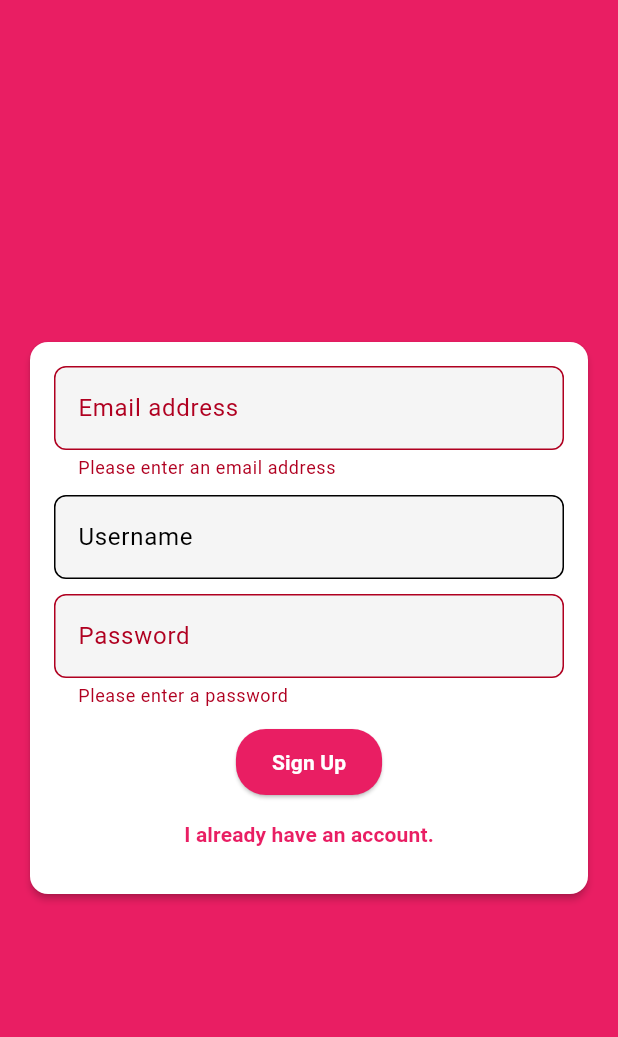
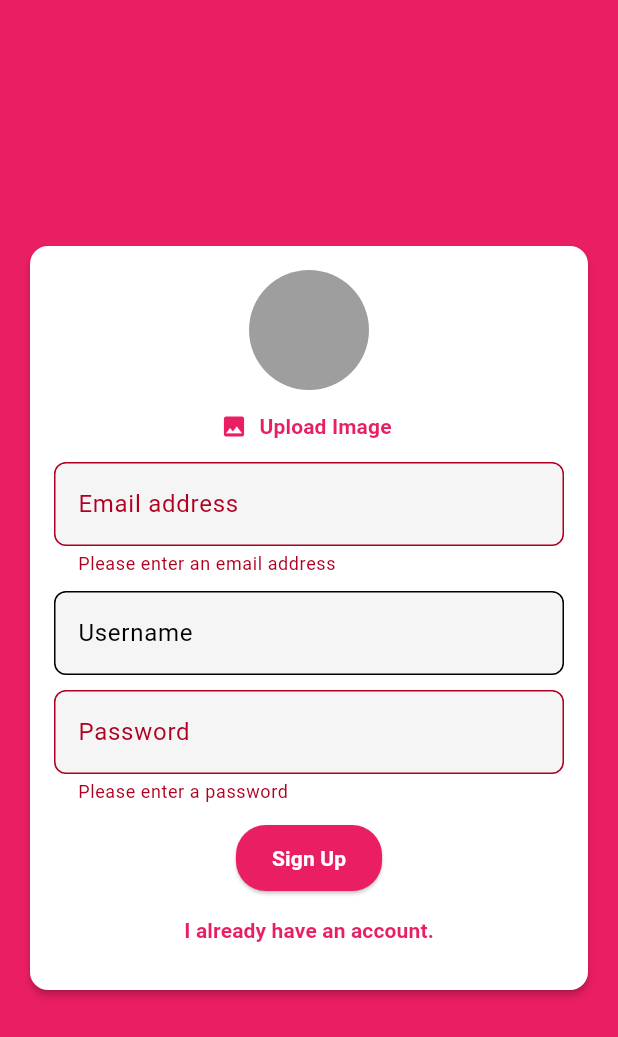
Before and after one commit to Ash4477/Learn_Flutter, a Flutter app: the screen it shows after launch, after a tap on "Login", after a tap on "Create new account.", on a phone screen of 412 x 824 dp. Shown: the top 1037 px of the screen. Run offline on Flutter 3.47's test engine with Material 3 defaults, Android fonts, the phone set to English and light mode, and no system bars; our stand-ins replace cloud_firestore, firebase_auth, firebase_core, firebase_messaging, firebase_storage, flutter_dotenv and 2 more; accounts and stored records are empty.

Commit message:
complete app code version

```diff
--- a/Flutter - Udemy/chat_app/lib/main.dart
+++ b/Flutter - Udemy/chat_app/lib/main.dart
@@ -1,9 +1,11 @@
 import 'package:chat_app/app_theme.dart';
+import 'package:firebase_auth/firebase_auth.dart';
 import 'package:flutter/material.dart';
 import 'package:firebase_core/firebase_core.dart';
 import 'firebase_options.dart';
 
 import 'screens/chat_screen.dart';
+import 'screens/splash_screen.dart';
 import 'screens/auth_screen.dart';
 
 void main() async {
@@ -22,9 +24,19 @@ class MainApp extends StatelessWidget {
     return MaterialApp(
       title: 'FlutterChat',
       theme: AppTheme.lightTheme,
-      // darkTheme: AppTheme.darkTheme,
-      // themeMode: ThemeMode.system,
-      home: AuthScreen(),
+      darkTheme: AppTheme.darkTheme,
+      themeMode: ThemeMode.system,
+      home: StreamBuilder(
+          stream: FirebaseAuth.instance.authStateChanges(),
+          builder: (ctx, userSnapshot) {
+            if (userSnapshot.connectionState == ConnectionState.waiting) {
+              return SplashScreen();
+            }
+            if (userSnapshot.hasData) {
+              return ChatScreen();
+            }
+            return AuthScreen();
+          }),
     );
   }
 }
--- a/Flutter - Udemy/chat_app/lib/screens/auth_screen.dart
+++ b/Flutter - Udemy/chat_app/lib/screens/auth_screen.dart
@@ -1,6 +1,9 @@
+import 'dart:io';
+
+import 'package:firebase_storage/firebase_storage.dart';
 import 'package:flutter/material.dart';
 import 'package:firebase_auth/firebase_auth.dart';
-import 'package:flutter/services.dart';
+import 'package:cloud_firestore/cloud_firestore.dart';
 
 import '../widgets/auth/auth_form.dart';
 
@@ -13,17 +16,21 @@ class AuthScreen extends StatefulWidget {
 
 class _AuthScreenState extends State<AuthScreen> {
   final _auth = FirebaseAuth.instance;
+  var _isLoading = false;
 
   Future<void> _submitAuthForm(
     String email,
     String password,
     String username,
+    File userImage,
     bool isLogin,
     BuildContext ctx,
   ) async {
     UserCredential userCred;
-
     try {
+      setState(() {
+        _isLoading = true;
+      });
       if (isLogin) {
         userCred = await _auth.signInWithEmailAndPassword(
           email: email,
@@ -34,8 +41,26 @@ class _AuthScreenState extends State<AuthScreen> {
           email: email,
           password: password,
         );
+
+        final ref = FirebaseStorage.instance
+            .ref()
+            .child('user_image')
+            .child('${userCred.user!.uid}.jpg');
+
+        await ref.putFile(userImage).whenComplete(() {}); // ? check this shit
+
+        final url = await ref.getDownloadURL();
+
+        await FirebaseFirestore.instance
+            .collection('users')
+            .doc(userCred.user!.uid)
+            .set({
+          'username': username,
+          'email': email,
+          'image_url': url,
+        });
       }
-    } on PlatformException catch (e) {
+    } on FirebaseAuthException catch (e) {
       var message = 'An error occurred, please check your credentials!';
       if (e.message != null) {
         message = e.message ?? '';
@@ -47,16 +72,24 @@ class _AuthScreenState extends State<AuthScreen> {
         ),
       );
     } catch (e) {
-      print(e);
+      setState(() {
+        _isLoading = false;
+      });
       rethrow;
     }
+    setState(() {
+      _isLoading = false;
+    });
   }
 
   @override
   Widget build(BuildContext context) {
     return Scaffold(
       backgroundColor: Theme.of(context).primaryColor,
-      body: AuthForm(_submitAuthForm),
+      body: AuthForm(
+        _submitAuthForm,
+        _isLoading,
+      ),
     );
   }
 }
--- /dev/null
+++ b/Flutter - Udemy/chat_app/lib/screens/splash_screen.dart
@@ -0,0 +1,14 @@
+import 'package:flutter/material.dart';
+
+class SplashScreen extends StatelessWidget {
+  const SplashScreen({super.key});
+
+  @override
+  Widget build(BuildContext context) {
+    return const Scaffold(
+      body: Center(
+        child: Text('Loading...'),
+      ),
+    );
+  }
+}
--- a/Flutter - Udemy/chat_app/lib/widgets/auth/auth_form.dart
+++ b/Flutter - Udemy/chat_app/lib/widgets/auth/auth_form.dart
@@ -1,14 +1,21 @@
+import 'dart:io';
+
 import 'package:flutter/material.dart';
+
+import '../pickers/user_image_picker.dart';
 
 class AuthForm extends StatefulWidget {
   final void Function(
     String email,
     String password,
     String userName,
+    File userImage,
     bool isLogin,
     BuildContext ctx,
   ) submitFn;
-  const AuthForm(this.submitFn, {super.key});
+  final bool isLoading;
+
+  const AuthForm(this.submitFn, this.isLoading, {super.key});
 
   @override
   State<AuthForm> createState() => _AuthFormState();
@@ -20,17 +27,37 @@ class _AuthFormState extends State<AuthForm> {
   String? _userEmail;
   String? _userName;
   String? _userPass;
+  File? _userImage;
+
+  void _pickedImage(File image) {
+    _userImage = image;
+  }
 
   void _trySubmit() {
     final isValid = _formKey.currentState!.validate();
     FocusScope.of(context).unfocus();
+
+    if (!(_userName == null || _userName!.isEmpty)) {
+      _userName!.trim();
+    }
+
+    if (_userImage == null && !_isLogin) {
+      ScaffoldMessenger.of(context).showSnackBar(
+        SnackBar(
+          content: Text('Pleae upload an image.'),
+          backgroundColor: Theme.of(context).colorScheme.error,
+        ),
+      );
+      return;
+    }
 
     if (isValid) {
       _formKey.currentState!.save();
       widget.submitFn(
         _userEmail!.trim(),
         _userPass!.trim(),
-        _userName!.trim(),
+        _userName ?? '',
+        _userImage!,
         _isLogin,
         context,
       );
@@ -50,8 +77,12 @@ class _AuthFormState extends State<AuthForm> {
               child: Column(
                 mainAxisSize: MainAxisSize.min,
                 children: [
+                  if (!_isLogin) UserImagePicker(_pickedImage),
                   TextFormField(
                     key: const ValueKey('email'),
+                    autocorrect: false,
+                    textCapitalization: TextCapitalization.none,
+                    enableSuggestions: false,
                     keyboardType: TextInputType.emailAddress,
                     decoration:
                         const InputDecoration(labelText: 'Email address'),
@@ -86,6 +117,9 @@ class _AuthFormState extends State<AuthForm> {
                   if (!_isLogin)
                     TextFormField(
                       key: const ValueKey('username'),
+                      autocorrect: true,
+                      textCapitalization: TextCapitalization.words,
+                      enableSuggestions: true,
                       decoration: const InputDecoration(labelText: 'Username'),
                       validator: (value) {
                         if (value == null || value.isEmpty) {
@@ -119,10 +153,13 @@ class _AuthFormState extends State<AuthForm> {
                     },
                   ),
                   const SizedBox(height: 12),
-                  ElevatedButton(
+                  widget.isLoading
+                      ? CircularProgressIndicator()
+                      : ElevatedButton(
                           onPressed: _trySubmit,
                           child: Text(_isLogin ? 'Login' : 'Sign Up'),
                         ),
+                  if (!widget.isLoading)
                     TextButton(
                       onPressed: () {
                         setState(() {
--- /dev/null
+++ b/Flutter - Udemy/chat_app/lib/widgets/pickers/user_image_picker.dart
@@ -0,0 +1,80 @@
+import 'dart:io';
+
+import 'package:flutter/material.dart';
+import 'package:image_picker/image_picker.dart';
+
+class UserImagePicker extends StatefulWidget {
+  final Function(File pickedImage) imagePickFn;
+  const UserImagePicker(this.imagePickFn, {super.key});
+
+  @override
+  State<UserImagePicker> createState() => _UserImagePickerState();
+}
+
+class _UserImagePickerState extends State<UserImagePicker> {
+  File? _pickedImage;
+  ImageSource? imageSouce;
+
+  Future<bool?> _showChoiceDialog() {
+    return showDialog<bool>(
+      context: context,
+      builder: (BuildContext context) {
+        return AlertDialog(
+          title: const Text('Open camera or pick from gallery?'),
+          content: const Text('Please select an option:'),
+          actions: [
+            TextButton(
+              onPressed: () {
+                Navigator.of(context).pop(true);
+              },
+              child: const Text('Camera'),
+            ),
+            TextButton(
+              onPressed: () {
+                Navigator.of(context).pop(false);
+              },
+              child: const Text('Gallery'),
+            ),
+          ],
+        );
+      },
+    );
+  }
+
+  void _pickImage() async {
+    final imgSource =
+        (await _showChoiceDialog())! ? ImageSource.camera : ImageSource.gallery;
+    final pickedImageFile = await ImagePicker.platform.pickImage(
+      source: imgSource,
+      imageQuality: 50,
+      maxWidth: 150,
+    );
+    setState(() {
+      _pickedImage = File(pickedImageFile!.path);
+    });
+
+    widget.imagePickFn(_pickedImage!);
+  }
+
+  @override
+  Widget build(BuildContext context) {
+    return Column(
+      children: [
+        CircleAvatar(
+          radius: 40,
+          backgroundColor: Colors.grey,
+          backgroundImage:
+              _pickedImage != null ? FileImage(_pickedImage!) : null,
+        ),
+        TextButton.icon(
+          style: TextButton.styleFrom(
+            foregroundColor: Theme.of(context).primaryColor,
+          ),
+          onPressed: _pickImage,
+          label: Text('Upload Image'),
+          icon: const Icon(Icons.image),
+        ),
+      ],
+    );
+  }
+}
--- a/Flutter - Udemy/chat_app/pubspec.yaml
+++ b/Flutter - Udemy/chat_app/pubspec.yaml
@@ -12,6 +12,9 @@ dependencies:
   firebase_core: ^3.9.0
   cloud_firestore: ^5.6.0
   firebase_auth: ^5.3.4
+  image_picker: ^1.1.2
+  firebase_storage: ^12.3.7
+  firebase_messaging: ^15.1.6
 
 dev_dependencies:
   flutter_test:
```
Also changed, not shown: Flutter - Udemy/chat_app/lib/screens/chat_screen.dart (+79 -27 lines), Flutter - Udemy/chat_app/lib/widgets/chat/message_bubble.dart (added, +74 -0 lines), Flutter - Udemy/chat_app/lib/widgets/chat/messages.dart (added, +37 -0 lines), Flutter - Udemy/chat_app/lib/widgets/chat/new_message.dart (added, +61 -0 lines), Flutter - Udemy/chat_app/pubspec.lock, 7 other files. Lines whose indentation alone changed are shown as unchanged.
